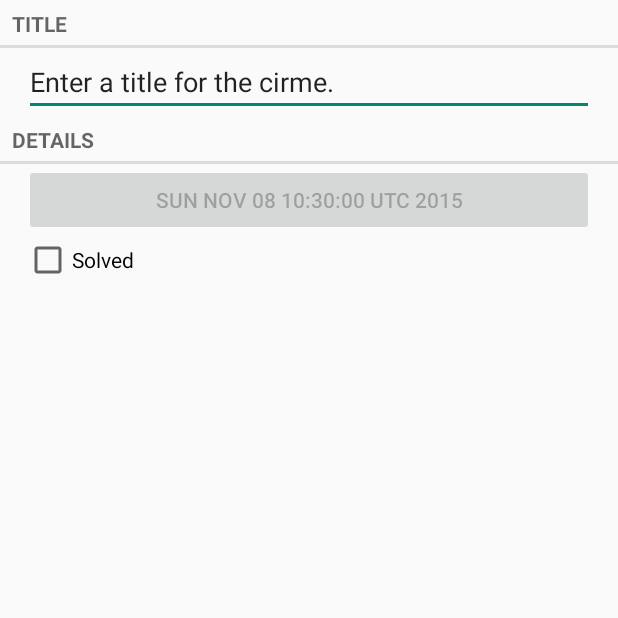
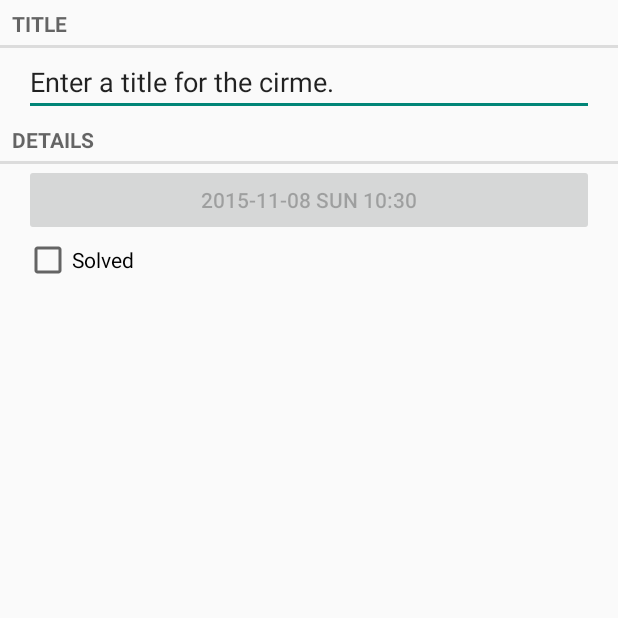
Before and after one commit to yujue86/CriminalIntent, an Android app: the screen it shows after launch (CrimeActivity), on a phone screen of 412 x 824 dp, the top half of it. Run offline under Robolectric (Android 15) with nearby library versions, the phone set to English and light mode, and no system bars.

Commit message:
chapter 8 update 2
layout-land
DateFormat

```diff
--- a/app/src/main/java/com/example/mengxl/criminalintent/CrimeFragment.java
+++ b/app/src/main/java/com/example/mengxl/criminalintent/CrimeFragment.java
@@ -12,6 +12,7 @@ import android.widget.Button;
 import android.widget.CheckBox;
 import android.widget.CompoundButton;
 import android.widget.EditText;
+import android.text.format.DateFormat;
 
 
 public class CrimeFragment extends Fragment {
@@ -52,7 +53,7 @@ public class CrimeFragment extends Fragment {
         });
 
         mDateButton = (Button)v.findViewById(R.id.crime_date);
-        mDateButton.setText(mCrime.getDate().toString());
+        mDateButton.setText(DateFormat.format("yyyy-MM-dd E kk:mm",mCrime.getDate()));
         mDateButton.setEnabled(false);
 
         mSolvedCheckBox = (CheckBox)v.findViewById(R.id.crime_solved);
--- /dev/null
+++ b/app/src/main/res/layout-land/activity_crime.xml
@@ -0,0 +1,5 @@
+<FrameLayout xmlns:android="http://schemas.android.com/apk/res/android"
+    android:id="@+id/fragmentContainer"
+    xmlns:tools="http://schemas.android.com/tools"
+    android:layout_width="match_parent"
+    android:layout_height="match_parent" />
--- /dev/null
+++ b/app/src/main/res/layout-land/fragment_crime.xml
@@ -0,0 +1,51 @@
+<LinearLayout xmlns:android="http://schemas.android.com/apk/res/android"
+    xmlns:tools="http://schemas.android.com/tools"
+    android:layout_width="match_parent"
+    android:layout_height="match_parent"
+    android:orientation="vertical">
+
+
+    <TextView
+        android:layout_width="match_parent"
+        android:layout_height="wrap_content"
+        android:text="@string/crime_title_label"
+        style="?android:listSeparatorTextViewStyle"/>
+
+    <EditText
+        android:layout_width="match_parent"
+        android:layout_height="wrap_content"
+        android:id="@+id/crime_title"
+        android:text="@string/crime_title_hint"
+        android:layout_marginLeft="16dp"
+        android:layout_marginRight="16dp"/>
+
+    <TextView
+        android:layout_width="match_parent"
+        android:layout_height="wrap_content"
+        android:text="@string/crime_details_label"
+        style="?android:listSeparatorTextViewStyle"/>
+
+    <LinearLayout
+        android:orientation="horizontal"
+        android:layout_width="match_parent"
+        android:layout_height="wrap_content"
+        android:layout_marginRight="16dp"
+        android:layout_marginLeft="16dp">
+
+        <Button
+            android:layout_width="wrap_content"
+            android:layout_height="wrap_content"
+            android:id="@+id/crime_date"
+            android:layout_weight="1"
+            android:layout_marginLeft="16dp"
+            android:layout_marginRight="16dp"/>
+
+        <CheckBox
+            android:layout_width="wrap_content"
+            android:layout_height="wrap_content"
+            android:text="@string/crime_solved_lable"
+            android:id="@+id/crime_solved"
+            android:layout_weight="1"/>
+    </LinearLayout>
+
+</LinearLayout>
```
